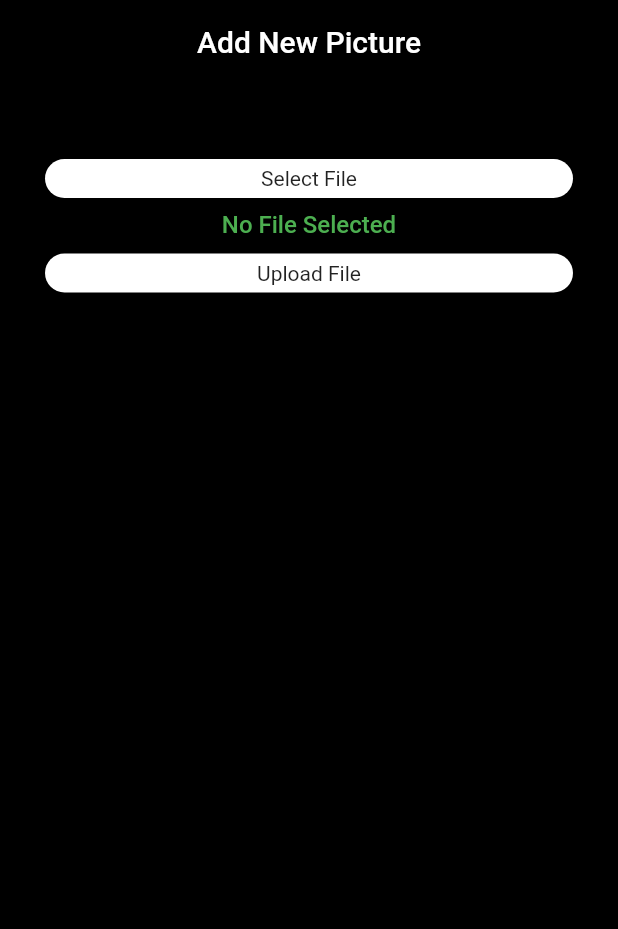
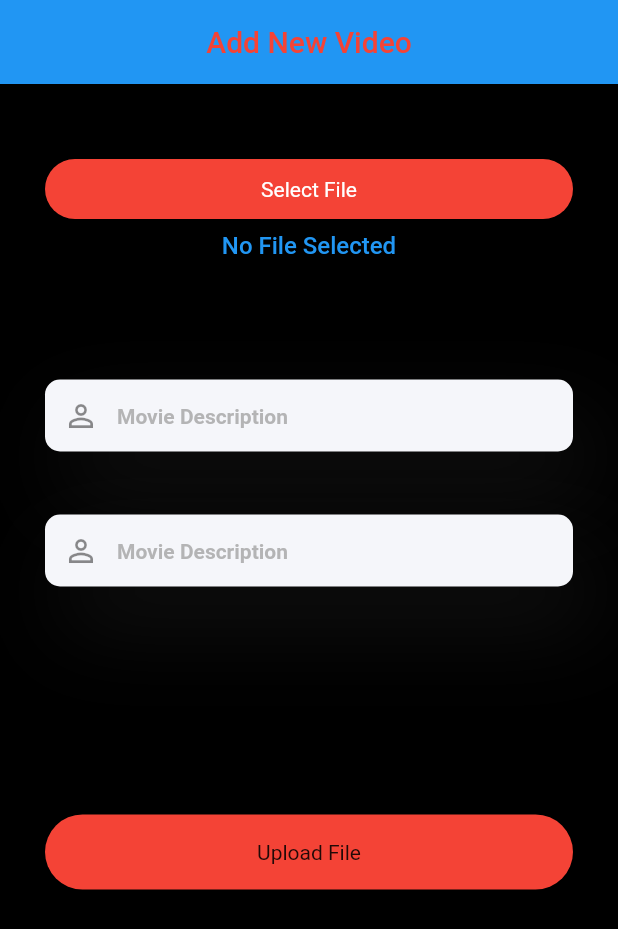
Before and after one commit to sholarrh/cinema_app, a Flutter app: the upLoadImage screen opened directly, after a tap on "Upload File", on a phone screen of 412 x 824 dp. Shown: the top 929 px of the screen. Run offline on Flutter 3.47's test engine with Material 2 defaults, Android fonts, the phone set to English and light mode, and no system bars; our stand-ins replace cloud_firestore, file_picker, firebase_auth, firebase_core, firebase_storage; accounts and stored records are empty; network calls fail.

Commit message:
3rd commit

```diff
--- a/lib/firebase/firebase1.dart
+++ b/lib/firebase/firebase1.dart
@@ -1,6 +1,6 @@
 
 
-import 'package:cinema_app/provider2.dart';
+import 'package:cinema_app/provider.dart';
 import 'package:cinema_app/widgets/movie_item.dart';
 import 'package:cloud_firestore/cloud_firestore.dart';
 
@@ -20,7 +20,7 @@ class _firebase1State extends State<firebase1> {
 
   @override
   Widget build(BuildContext context) {
-    var data = Provider.of<Provider2>(context);
+    var data = Provider.of<Counterfile>(context);
 
     return Column(
       mainAxisSize: MainAxisSize.max,
--- a/lib/main.dart
+++ b/lib/main.dart
@@ -3,8 +3,6 @@ import 'package:cinema_app/pages/onboarding/splashScreen.dart';
 import 'package:cinema_app/provider.dart';
 
 
-
-import 'package:cinema_app/provider2.dart';
 import 'package:firebase_core/firebase_core.dart';
 import 'package:flutter/material.dart';
 import 'package:provider/provider.dart';
@@ -30,7 +28,6 @@ class _MyAppState extends State<MyApp> {
     return  MultiProvider(
       providers: [
         ChangeNotifierProvider(create: (_) => Counterfile()),
-        ChangeNotifierProvider(create: (_) => Provider2()),
       ],
       child: MaterialApp(
         home: splashScreeen(),
--- a/lib/pages/upload_picture.dart
+++ b/lib/pages/upload_picture.dart
@@ -1,15 +1,17 @@
-import 'package:cinema_app/pages/upload_video_page.dart';
+
 import 'package:cinema_app/provider.dart';
 import 'package:cinema_app/utils/app_color.dart';
-import 'package:file_picker/file_picker.dart';
+import 'package:cloud_firestore/cloud_firestore.dart';
+
 import 'package:firebase_storage/firebase_storage.dart';
 import 'package:flutter/material.dart';
 import 'package:path/path.dart';
 import 'package:provider/provider.dart';
-import 'dart:io';
+
 import '../firebase/firebase_api.dart';
 import '../widgets/button_widget.dart';
 import '../widgets/my_text.dart';
+import '../widgets/reusuable_text_form_field.dart';
 
 
 class upLoadImage extends StatefulWidget {
@@ -21,7 +23,9 @@ class upLoadImage extends StatefulWidget {
 
 class _upLoadImageState extends State<upLoadImage> {
 
-
+  bool isLoading = false;
+  final TextEditingController _titleTextController = TextEditingController();
+  final TextEditingController _descriptionTextController = TextEditingController();
 
   @override
   Widget build(BuildContext context) {
@@ -30,11 +34,11 @@ class _upLoadImageState extends State<upLoadImage> {
 
     return Scaffold(
       appBar: AppBar(
-        backgroundColor: Colors.black26,
+        backgroundColor: mainBlue,
         automaticallyImplyLeading: false,
-        title: Text('Add New Picture',
+        title: Text('Add New Video',
           style: TextStyle(
-            color: Colors.white,
+            color: mainred,
           ),),
         centerTitle: true,
       ),
@@ -48,9 +52,11 @@ class _upLoadImageState extends State<upLoadImage> {
 
                   SizedBox(height: 20,),
                   MyButton(
-                    color: white,
-                    child: MyText ('Select File'),
-                    // icon: Icons.attach_file,
+                    height: 40,
+                    icon: Icons.attach_file,
+                    color: mainred,
+                    child: MyText ('Select File',
+                    color: white,),
                     onTap: data.selectFile,
                   ),
 
@@ -59,15 +65,42 @@ class _upLoadImageState extends State<upLoadImage> {
                     fileName,
                     style: TextStyle(fontSize: 16,
                         fontWeight: FontWeight.w500,
-                        color: Colors.green),
+                        color: mainBlue),
                   ),
-                  SizedBox(height: 10),
+                  SizedBox(height: 40),
+                  data.task != null ? buildUploadStatus(data.task!) : Container(
+                    color: white,
+                  ),
+                  SizedBox(height: 40),
+
+                  InputField(
+                    inputController: _titleTextController,
+                    isPassword: false,
+                    hintText: 'Movie Description',
+                    hasSuffixIcon: false,
+                    keyBoardType: TextInputType.emailAddress,
+                    prefixIcon: Icon(Icons.person_outline),
+                  ),
+
+                  SizedBox(height: 40,),
+
+                  InputField(
+                    inputController: _descriptionTextController,
+                    isPassword: false,
+                    hintText: 'Movie Description',
+                    hasSuffixIcon: false,
+                    keyBoardType: TextInputType.text,
+                    prefixIcon: Icon(Icons.person_outline),
+                  ),
+
+                  SizedBox(height: 150,),
 
                   MyButton(
-                    color: white,
+                    color: mainred,
+                      height: 50,
                       child: MyText (
                         'Upload File',),
-                    //icon: Icons.cloud_upload_outlined,
+                    icon: Icons.cloud_upload_outlined,
                     onTap: () async {
                       if (data.file == null) return;
 
@@ -84,18 +117,31 @@ class _upLoadImageState extends State<upLoadImage> {
 
                       print('Download-Link: ${data.imageUrl}');
 
-                      if (data.imageUrl != null)
-                      Navigator.push(
-                          context,
-                          MaterialPageRoute(
-                              builder: (context) => upLoadVideo()));
+                      if (data.imageUrl != null) {
+                        try {
+                          await FirebaseFirestore.instance.collection('Users')
+                              .doc(_titleTextController.text)
+                              .set({
+                            'movie-title': _titleTextController.text,
+                            'movie-description': _descriptionTextController
+                                .text,
+                            'urlDownload': data.imageUrl,
+                          })
+                              .then((value) {
+                            setState(() {
+                              isLoading = false;
+                            });
+                            Navigator.pop(context);
+                          });
+                        } catch (e, s) {
+                          print(e);
+                          print(s);
+                        }
+                      }
                     }
                   ),
 
-                  SizedBox(height: 20),
-                  data.task != null ? buildUploadStatus(data.task!) : Container(
-                    color: Colors.white,
-                  ),
+
                 ],
               ),
             )
@@ -103,25 +149,6 @@ class _upLoadImageState extends State<upLoadImage> {
       ),
     );
   }
-
-
-
-  // Future uploadFile() async {
-  //   if (file == null) return;
-  //
-  //   final fileName = basename(file!.path);
-  //   final destination = 'files/$fileName';
-  //
-  //   task = FirebaseApi.uploadFile(destination, file!);
-  //   setState(() {});
-  //
-  //   if (task == null) return;
-  //
-  //   final snapshot = await task!.whenComplete(() {});
-  //   final urlDownload = await snapshot.ref.getDownloadURL();
-  //   print('Download-Link: $urlDownload');
-  //
-  // }
 
   Widget buildUploadStatus(UploadTask task) =>
       StreamBuilder<TaskSnapshot>(
@@ -136,7 +163,7 @@ class _upLoadImageState extends State<upLoadImage> {
               '$percentage %',
               style: TextStyle(fontSize: 20,
                 fontWeight: FontWeight.bold,
-                color: Colors.green,),
+                color: mainBlue,),
             );
           } else {
             return Container();
--- a/lib/provider2.dart
+++ /dev/null
@@ -1,18 +0,0 @@
-
-
-import 'package:cloud_firestore/cloud_firestore.dart';
-import 'package:firebase_auth/firebase_auth.dart';
-import 'package:flutter/cupertino.dart';
-
-class Provider2 extends ChangeNotifier{
-  final user = FirebaseAuth.instance.currentUser;
-
-
-  final CollectionReference _movie =
-  FirebaseFirestore.instance.collection('Users');
-
-
-  CollectionReference get movie => _movie;
-
-
-}
--- a/lib/widgets/button_widget.dart
+++ b/lib/widgets/button_widget.dart
@@ -18,10 +18,12 @@ class MyButton extends StatelessWidget {
         this.boxBorder,
         this.boxShadow,
         this.shape,
+        this.icon,
         this.color})
       : super(key: key);
 
   final Widget child;
+  final IconData? icon;
   final Function()? onTap;
   final Color? color;
   final bool? hasDoubleShadow;
```
Also changed, not shown: lib/pages/auth/signup_page.dart (+11 -1 lines), lib/pages/movie_detail_screen.dart (+9 -13 lines), lib/pages/upload_video_page.dart (deleted, +0 -190 lines), lib/provider.dart (+10 -1 lines).
